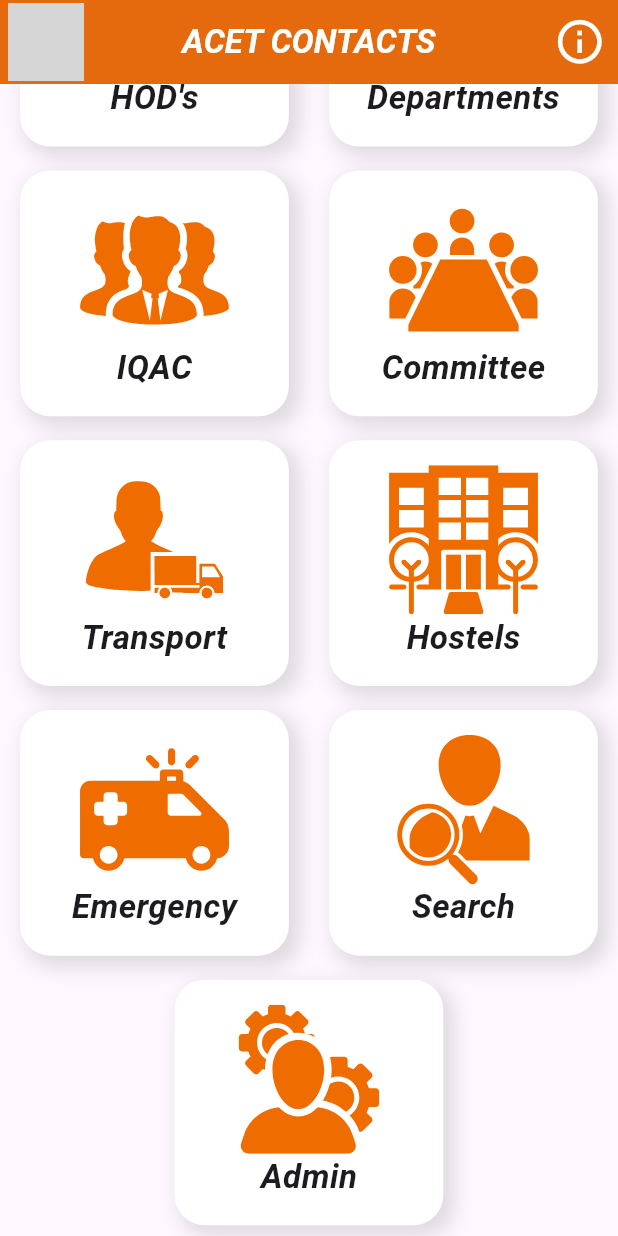
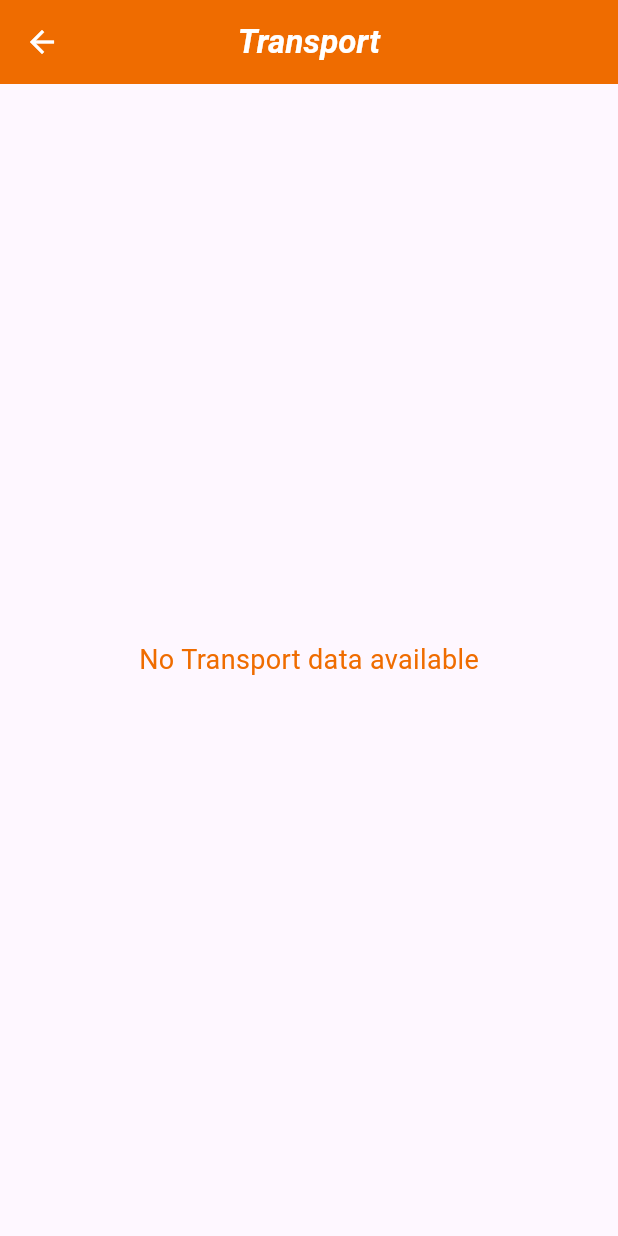
Before and after one commit to 21MH1A0579/ACET_Contacts, a Flutter app: the screen it shows after launch, scrolled down 318 dp, after a tap on "Transport", on a phone screen of 412 x 824 dp. Run offline on Flutter 3.47's test engine with Material 3 defaults, Android fonts, the light colour scheme and no system bars; our stand-ins replace cloud_firestore, contacts_service, firebase_core, firebase_storage, flutter_svg, image_picker and 1 more; accounts and stored records are empty; grey boxes are pictures that could not be loaded.

Commit message:
transport component added with data

```diff
--- a/lib/main.dart
+++ b/lib/main.dart
@@ -3,6 +3,7 @@ import 'package:aditya_contacts/screens/Admin.dart';
 import 'package:aditya_contacts/screens/Search_Screen.dart';
 import 'package:aditya_contacts/screens/committee.dart';
 import 'package:aditya_contacts/screens/info.dart';
+import 'package:aditya_contacts/screens/transport.dart';
 import 'package:firebase_core/firebase_core.dart';
 import 'package:aditya_contacts/screens/IQAC.dart';
 import 'package:flutter/material.dart';
@@ -33,6 +34,7 @@ void main() async{
         ChangeNotifierProvider(create: (_) =>   HodsDataProvider()),
         ChangeNotifierProvider(create: (_) => CommitteeDataProvider()),
         ChangeNotifierProvider(create: (_) => IqacDataProvider()),
+        ChangeNotifierProvider(create: (_) => TransportDataProvider()),
       ],
       child: const MyApp(),
     ),
@@ -223,7 +225,8 @@ class HomeScreen extends StatelessWidget {
                   Custom_Container(
                       imgaddress: "asserts/transport.svg",
                       title: "Transport",
-                      onTap: () {}),
+                      onTap: () =>Navigator.push(context,MaterialPageRoute(builder: (context)=>TransportScreen()))
+                  ),
                   Custom_Container(
                       imgaddress: "asserts/hostel.svg", title: "Hostels", onTap: () {}),
                 ],
@@ -237,7 +240,7 @@ class HomeScreen extends StatelessWidget {
                       imgaddress: "asserts/emergency.svg",
                       title: "Emergency",
                       onTap: () async{
-                        insert_principal_data();
+                        // insert_principal_data();
                       }),
                   Custom_Container(
                       imgaddress: "asserts/searchperson.svg",
@@ -251,6 +254,14 @@ class HomeScreen extends StatelessWidget {
                     : MainAxisAlignment.spaceAround,
                 children: [
                   Custom_Container(imgaddress: "asserts/admin.svg", title: "Admin", onTap: ()=>Navigator.push(context,MaterialPageRoute(builder: (context)=>AdminLoginPage())),),
+
+
+
+                  Custom_Container(
+                      imgaddress: "asserts/sports.svg",
+                      title: "Sports",
+                      onTap: () {}
+                  ),
                 ],
               )
             ],
--- a/lib/provider/provider.dart
+++ b/lib/provider/provider.dart
@@ -176,3 +176,39 @@ class IqacDataProvider extends ChangeNotifier {
     }
   }
 }
+
+
+
+
+
+
+
+
+
+
+
+class TransportDataProvider extends ChangeNotifier {
+  List<Map<String, dynamic>> _transports = [];
+  bool _isLoading = true;
+
+  List<Map<String, dynamic>> get transports => _transports;
+  bool get isLoading => _isLoading;
+
+  TransportDataProvider() {
+    fetchTransportData();
+  }
+
+  Future<void> fetchTransportData() async {
+    try {
+      QuerySnapshot snapshot = await FirebaseFirestore.instance
+          .collection("transport")
+          .get();
+      _transports = snapshot.docs.map((doc) => doc.data() as Map<String, dynamic>).toList();
+    } catch (e) {
+      print('Failed to load data: $e');
+    } finally {
+      _isLoading = false;
+      notifyListeners();
+    }
+  }
+}
--- /dev/null
+++ b/lib/screens/transport.dart
@@ -0,0 +1,74 @@
+// transport_screen.dart
+import 'package:flutter/material.dart';
+import 'package:provider/provider.dart';
+import '../provider/provider.dart';
+import '../widgets/constants.dart';
+import '../widgets/custom_widgets.dart';
+import '../widgets/profile_widget.dart';
+
+class TransportScreen extends StatelessWidget {
+  const TransportScreen({super.key});
+
+  @override
+  Widget build(BuildContext context) {
+    return Scaffold(
+      appBar: AppBar(
+        foregroundColor: Colors.white,
+        centerTitle: true,
+        title: const Text(
+          "Transport",
+          style: TextStyle(
+            color: Colors.white,
+            fontWeight: FontWeight.bold,
+            fontStyle: FontStyle.italic,
+          ),
+        ),
+        backgroundColor: primarycolor,
+      ),
+      body: Consumer<TransportDataProvider>(
+        builder: (context, provider, child) {
+          if (provider.isLoading) {
+            return Center(
+              child: CircularProgressIndicator(color: primarycolor),
+            );
+          } else if (provider.transports.isEmpty) {
+            return Center(
+              child: Text(
+                "No Transport data available",
+                style: TextStyle(fontSize: 18, color: primarycolor),
+              ),
+            );
+          } else {
+            return ListView.builder(
+              itemCount: provider.transports.length,
+              itemBuilder: (context, index) {
+                final transport = provider.transports[index];
+                return Custom_ListItem(
+                  name: transport['name'] ?? 'No Name',
+                  designation: transport['designation'],
+                  ontap: () {
+                    if (transport['number'] != null && transport['number']!.isNotEmpty) {
+                      Navigator.push(
+                        context,
+                        MaterialPageRoute(
+                          builder: (context) => ProfileWidget(
+                            name: transport['name']!,
+                            phonenumber1: transport['number']!,
+                            phonenumber2: 'null',
+                            designation: transport['designation'] ?? 'No Designation',
+                            email: transport['EmailId'] ?? 'No Email',
+                            title: "NODATA"
+                          ),
+                        ),
+                      );
+                    }
+                  },
+                );
+              },
+            );
+          }
+        },
+      ),
+    );
+  }
+}
```
Also changed, not shown: asserts/sports.svg (added).
